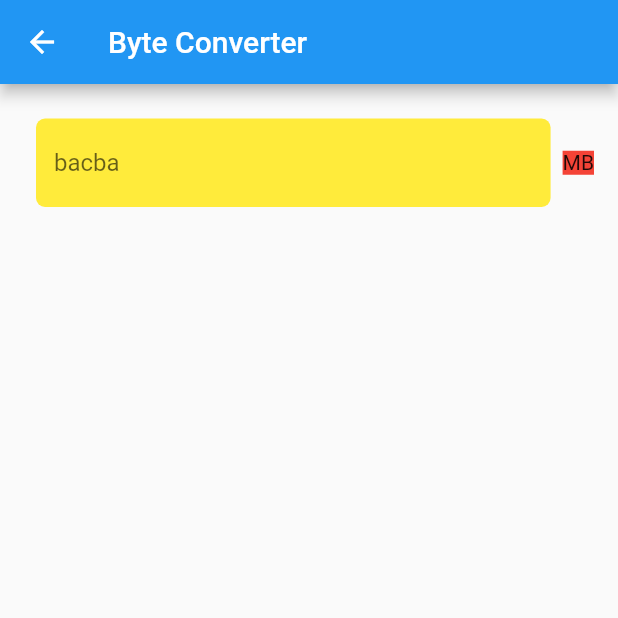
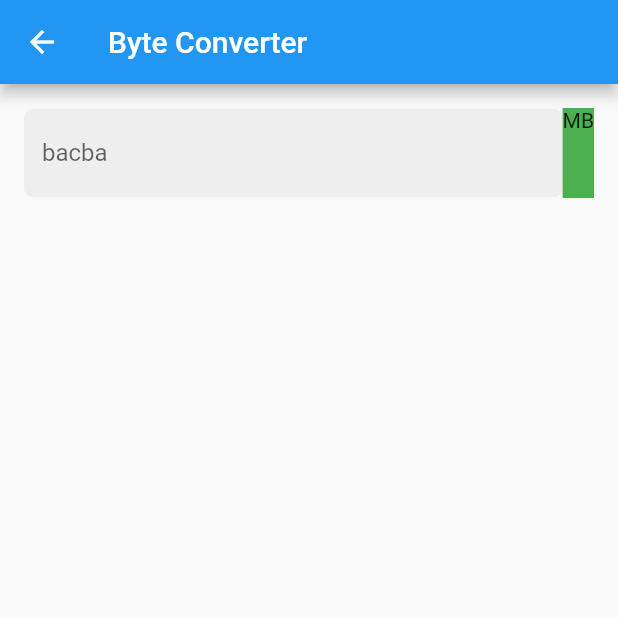
Before and after one commit to sachin-sivadasan/Inception, a Flutter app: the ConverterView screen opened by its route, on a phone screen of 412 x 824 dp, the top half of it. Run offline on Flutter 3.47's test engine with Material 2 defaults, Android fonts, the phone set to English and light mode, and no system bars; our stand-ins replace fluttertoast, share; statements that could not run were skipped.

Commit message:
height fixed

```diff
--- a/lib/widgets/TextBar/TextBar.dart
+++ b/lib/widgets/TextBar/TextBar.dart
@@ -1,4 +1,5 @@
 import 'package:flutter/material.dart';
+import 'package:flutter/rendering.dart';
 
 class TextBar extends StatelessWidget {
   final onTap;
@@ -8,26 +9,26 @@ class TextBar extends StatelessWidget {
   Widget build(BuildContext context) {
     return Container(
       padding: EdgeInsets.all(16.0),
+      child: Container(
+        height: 60.0,
         child: Row(
           children: [
             Expanded(
               child: Container(
                 decoration: BoxDecoration(
-                  color: Colors.yellow,
+                    color: Colors.grey[200],
                     borderRadius: BorderRadius.circular(6.0)),
-              margin:
-                  EdgeInsets.only(top: 7.0, bottom: 7.0, left: 8.0, right: 8.0),
                 child: TextField(
                     decoration: InputDecoration(
                       hintText: 'bacba',
                       enabledBorder: OutlineInputBorder(
                           borderRadius: BorderRadius.all(Radius.circular(6.0)),
-                        borderSide:
-                            BorderSide(width: 0.0, color: Colors.transparent)),
+                          borderSide: BorderSide(
+                              width: 0.0, color: Colors.transparent)),
                       focusedBorder: OutlineInputBorder(
                           borderRadius: BorderRadius.all(Radius.circular(6.0)),
-                        borderSide:
-                            BorderSide(width: 0.0, color: Colors.transparent)),
+                          borderSide: BorderSide(
+                              width: 0.0, color: Colors.transparent)),
                     ),
                     keyboardType: TextInputType.number),
               ),
@@ -36,9 +37,11 @@ class TextBar extends StatelessWidget {
             //   onTap: () => {},
             // child:
             // Expanded(
-          // child:
+            //   child:
             Container(
-            decoration: BoxDecoration(color: Colors.red),
+              height: double.infinity,
+              // constraints: BoxConstraints.expand(),
+              decoration: BoxDecoration(color: Colors.green),
               // padding: EdgeInsets.fromLTRB(0.0, 0.0, 0.0, 0.0),
               child: Text('MB'),
             ),
@@ -46,6 +49,7 @@ class TextBar extends StatelessWidget {
             // )
           ],
         ),
+      ),
     );
   }
 }
```
Lines whose indentation alone changed are shown as unchanged.
